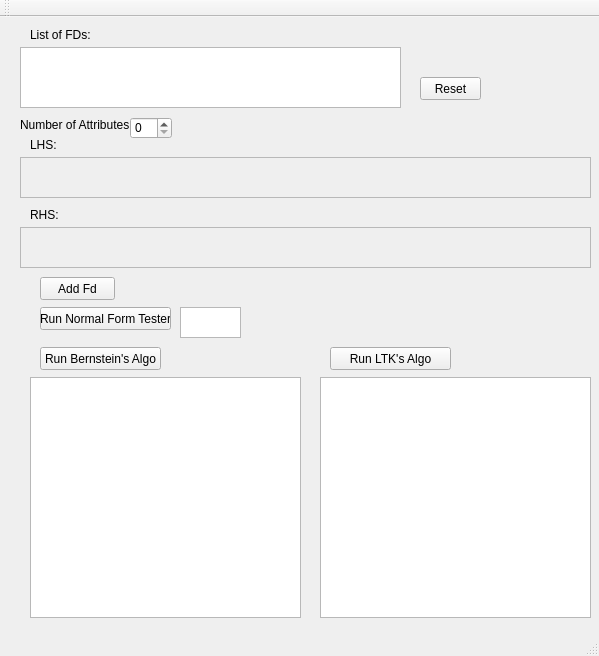
jellingwei/cs4221-Database-Case-Tool, file CaseTool/casetool.ui: the form before one commit.
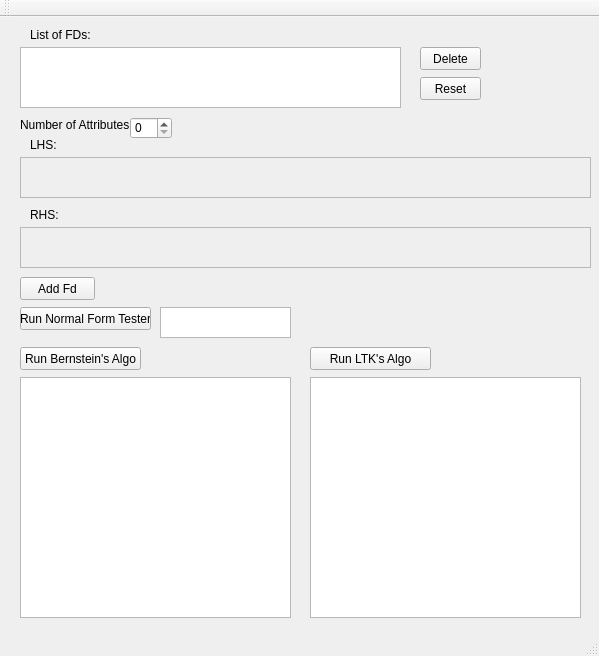
The form after the commit.

Commit message: Change number to alphabet for addFD

```diff
--- a/CaseTool/casetool.ui
+++ b/CaseTool/casetool.ui
@@ -17,7 +17,7 @@
    <widget class="QPushButton" name="addFdButton">
     <property name="geometry">
      <rect>
-      <x>40</x>
+      <x>20</x>
       <y>260</y>
       <width>75</width>
       <height>23</height>
@@ -82,7 +82,7 @@
    <widget class="QListWidget" name="outputList">
     <property name="geometry">
      <rect>
-      <x>30</x>
+      <x>20</x>
       <y>360</y>
       <width>271</width>
       <height>241</height>
@@ -92,7 +92,7 @@
    <widget class="QPushButton" name="runBenstein">
     <property name="geometry">
      <rect>
-      <x>40</x>
+      <x>20</x>
       <y>330</y>
       <width>121</width>
       <height>23</height>
@@ -125,7 +125,7 @@
    <widget class="QPushButton" name="runLTK">
     <property name="geometry">
      <rect>
-      <x>330</x>
+      <x>310</x>
       <y>330</y>
       <width>121</width>
       <height>23</height>
@@ -138,9 +138,9 @@
    <widget class="QListWidget" name="outputNF">
     <property name="geometry">
      <rect>
-      <x>180</x>
+      <x>160</x>
       <y>290</y>
-      <width>61</width>
+      <width>131</width>
       <height>31</height>
      </rect>
     </property>
@@ -148,7 +148,7 @@
    <widget class="QPushButton" name="runNFTester">
     <property name="geometry">
      <rect>
-      <x>40</x>
+      <x>20</x>
       <y>290</y>
       <width>131</width>
       <height>23</height>
@@ -213,7 +213,7 @@
    <widget class="QListWidget" name="outputLTK">
     <property name="geometry">
      <rect>
-      <x>320</x>
+      <x>310</x>
       <y>360</y>
       <width>271</width>
       <height>241</height>
@@ -233,6 +233,19 @@
      <string>Reset</string>
     </property>
    </widget>
+   <widget class="QPushButton" name="deleteButton">
+    <property name="geometry">
+     <rect>
+      <x>420</x>
+      <y>30</y>
+      <width>61</width>
+      <height>23</height>
+     </rect>
+    </property>
+    <property name="text">
+     <string>Delete</string>
+    </property>
+   </widget>
   </widget>
   <widget class="QMenuBar" name="menuBar">
    <property name="geometry">
```
The commit also changes 2 other files.
